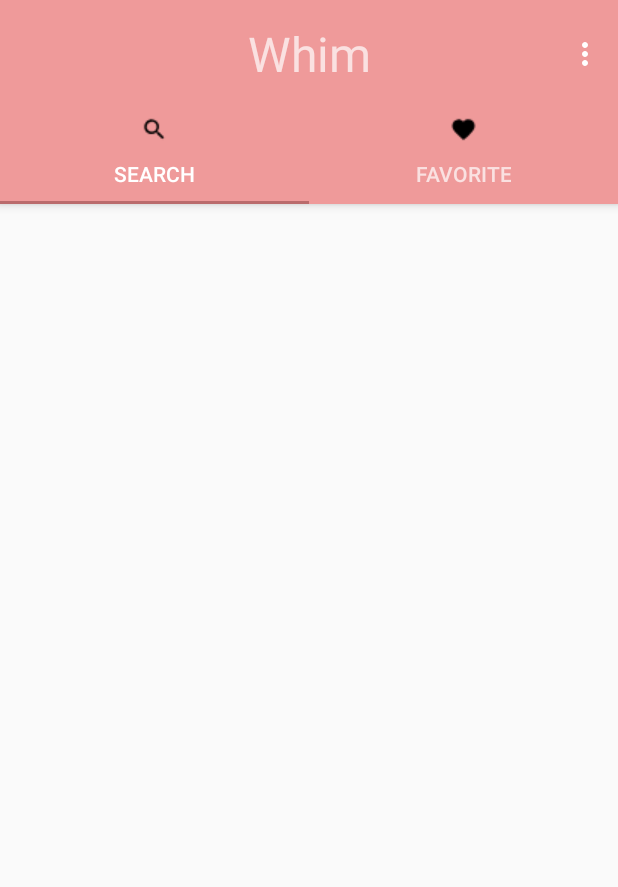
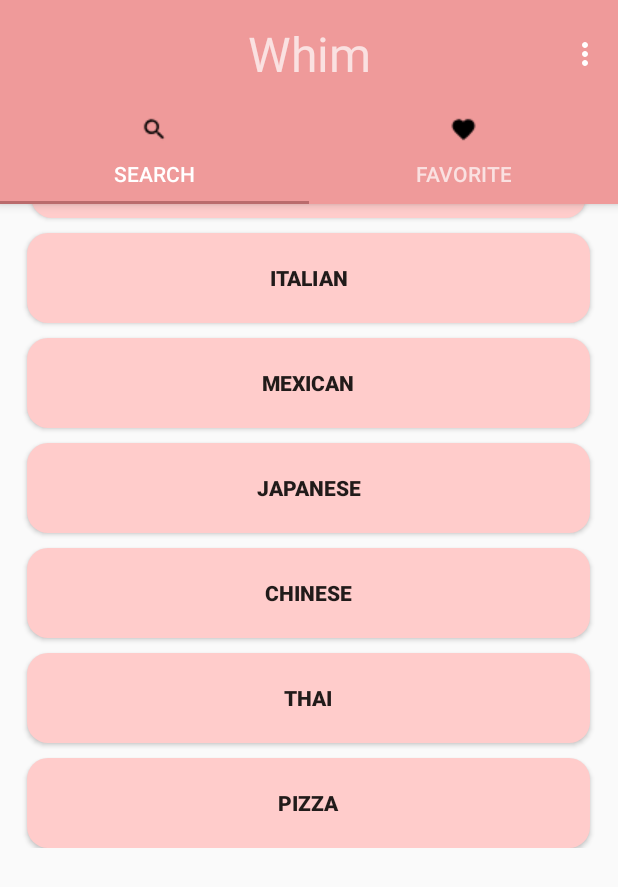
Before and after one commit to snyamwong/Whim, an Android app: the screen it shows after launch (MainActivity), on a phone screen of 412 x 824 dp. Shown: the top 887 px of the screen. Run offline under Robolectric (Android 15) with nearby library versions, the phone set to English and light mode, and no system bars.

Commit message:
Search Fragment Layout

```diff
--- a/app/build.gradle
+++ b/app/build.gradle
@@ -36,4 +36,5 @@ dependencies {
     testImplementation 'junit:junit:4.12'
     androidTestImplementation 'com.android.support.test:runner:1.0.2'
     androidTestImplementation 'com.android.support.test.espresso:espresso-core:3.0.2'
+    implementation 'com.google.android:support-v4:r7'
 }
--- a/app/src/main/java/com/example/whim/SearchFragment.java
+++ b/app/src/main/java/com/example/whim/SearchFragment.java
@@ -1,5 +1,6 @@
 package com.example.whim;
 
+import android.app.Activity;
 import android.content.Context;
 import android.net.Uri;
 import android.os.Bundle;
@@ -58,7 +59,7 @@ public class SearchFragment extends Fragment
     @Override
     public void onAttach(Context context)
     {
-        super.onAttach(context);
+        super.onAttach((Activity) context);
         if (context instanceof OnFragmentInteractionListener)
         {
             mListener = (OnFragmentInteractionListener) context;
--- /dev/null
+++ b/app/src/main/res/drawable/buttonstyle.xml
@@ -0,0 +1,25 @@
+<?xml version="1.0" encoding="utf-8"?>
+<shape xmlns:android="http://schemas.android.com/apk/res/android" android:shape="rectangle" >
+    <corners
+        android:radius="14dp"
+        />
+    <gradient
+        android:angle="45"
+        android:centerX="35%"
+        android:centerColor="#ffcccb"
+        android:startColor="#ffcccb"
+        android:endColor="#ffcccb"
+        android:type="linear"
+        />
+    <padding
+        android:left="0dp"
+        android:top="0dp"
+        android:right="0dp"
+        android:bottom="0dp"
+        />
+    <size
+        android:width="270dp"
+        android:height="60dp"
+        />
+
+</shape>
--- a/app/src/main/res/layout/fragment_search.xml
+++ b/app/src/main/res/layout/fragment_search.xml
@@ -5,4 +5,106 @@
     android:layout_height="match_parent"
     tools:context=".SearchFragment">
 
+    <android.support.v7.widget.Toolbar
+        android:layout_width="match_parent"
+        android:layout_height="wrap_content"
+        android:background="?attr/colorPrimary"
+        android:minHeight="?attr/actionBarSize"
+        android:theme="?attr/actionBarTheme">
+
+        <TextView
+            android:layout_width="wrap_content"
+            android:layout_height="match_parent"
+            android:text="SELECT A CUISINE:"
+            android:textStyle="bold"
+            android:layout_gravity="center_horizontal"
+            />
+
+    </android.support.v7.widget.Toolbar>
+
+    <RelativeLayout
+        android:layout_width="match_parent"
+        android:layout_height="wrap_content"
+        android:layout_marginTop="80dp">
+
+
+        <Button
+            android:id="@+id/burger"
+            android:layout_width="370dp"
+            android:layout_height="wrap_content"
+            android:layout_marginTop="5dp"
+            android:layout_centerHorizontal="true"
+            android:text="@string/burgers"
+            android:textStyle="bold"
+            android:background="@drawable/buttonstyle"
+            />
+
+        <Button
+            android:id="@+id/italian"
+            android:layout_width="375dp"
+            android:layout_height="wrap_content"
+            android:layout_marginTop="10dp"
+            android:layout_centerHorizontal="true"
+            android:layout_below="@+id/burger"
+            android:text="@string/italian"
+            android:textStyle="bold"
+            android:background="@drawable/buttonstyle"/>
+
+        <Button
+            android:id="@+id/mexican"
+            android:layout_width="375dp"
+            android:layout_height="wrap_content"
+            android:layout_marginTop="10dp"
+            android:layout_centerHorizontal="true"
+            android:layout_below="@+id/italian"
+            android:text="@string/mexican"
+            android:textStyle="bold"
+            android:background="@drawable/buttonstyle"/>
+
+        <Button
+            android:id="@+id/japanese"
+            android:layout_width="375dp"
+            android:layout_height="wrap_content"
+            android:layout_marginTop="10dp"
+            android:layout_centerHorizontal="true"
+            android:layout_below="@+id/mexican"
+            android:text="@string/japanese"
+            android:textStyle="bold"
+            android:background="@drawable/buttonstyle"/>
+
+        <Button
+            android:id="@+id/chinese"
+            android:layout_width="375dp"
+            android:layout_height="wrap_content"
+            android:layout_marginTop="10dp"
+            android:layout_centerHorizontal="true"
+            android:layout_below="@+id/japanese"
+            android:text="@string/chinese"
+            android:textStyle="bold"
+            android:background="@drawable/buttonstyle"/>
+
+        <Button
+            android:id="@+id/thai"
+            android:layout_width="375dp"
+            android:layout_height="wrap_content"
+            android:layout_marginTop="10dp"
+            android:layout_centerHorizontal="true"
+            android:layout_below="@+id/chinese"
+            android:text="@string/thai"
+            android:textStyle="bold"
+            android:background="@drawable/buttonstyle"/>
+
+        <Button
+            android:id="@+id/pizza"
+            android:layout_width="375dp"
+            android:layout_height="wrap_content"
+            android:layout_marginTop="10dp"
+            android:layout_centerHorizontal="true"
+            android:layout_below="@+id/thai"
+            android:text="@string/pizza"
+            android:textStyle="bold"
+            android:background="@drawable/buttonstyle"/>
+
+    </RelativeLayout>
+
 </FrameLayout>
--- a/app/src/main/res/values/strings.xml
+++ b/app/src/main/res/values/strings.xml
@@ -38,4 +38,14 @@
 -->
     <!--End of fragment_filter strings-->
 
+<!-- start of fragment_search strings -->
+
+    <string name="burgers">Burgers</string>
+    <string name="italian">Italian</string>
+    <string name="mexican">Mexican</string>
+    <string name="japanese">Japanese</string>
+    <string name="chinese">Chinese</string>
+    <string name="thai">Thai</string>
+    <string name="pizza">Pizza</string>
+
 </resources>
```
